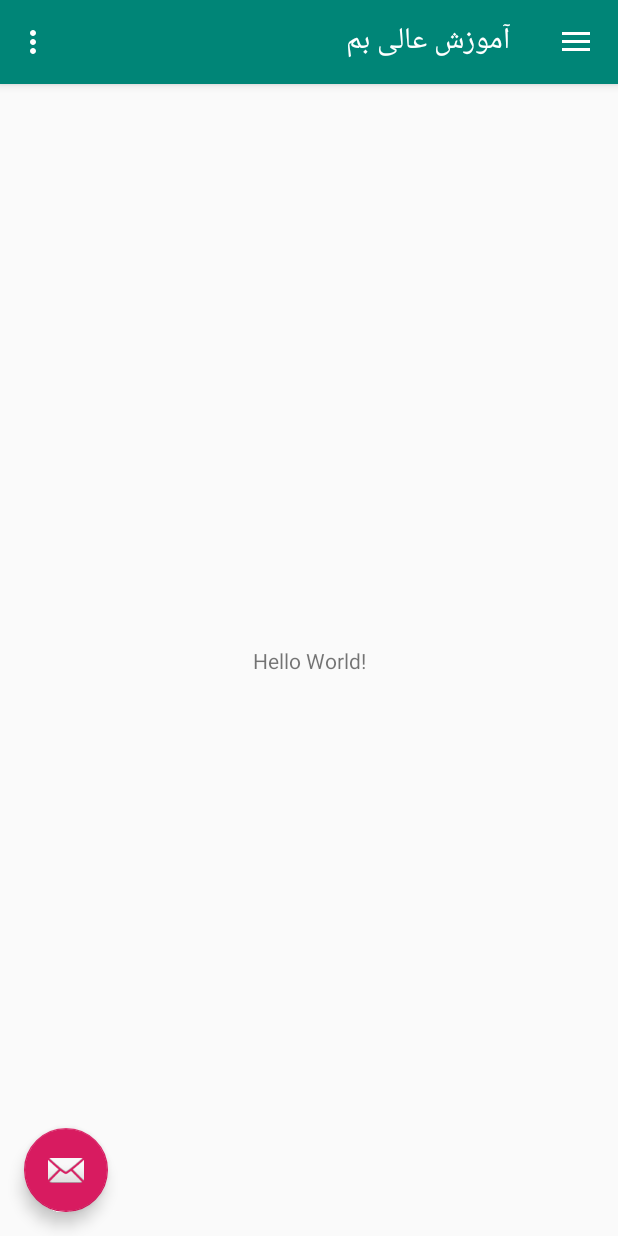
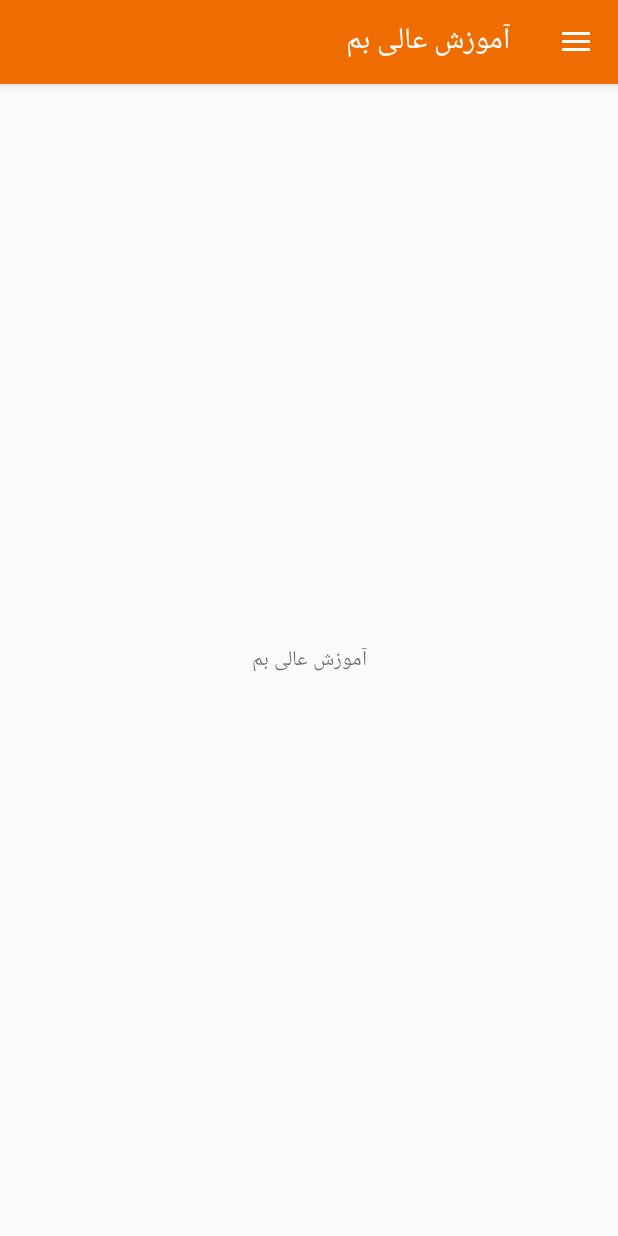
Before and after one commit to rohanimorteza/HigherEducationBamContentProjct, an Android app: the screen it shows after launch (MainActivity), on a phone screen of 412 x 824 dp. Run offline under Robolectric (Android 15) with nearby library versions, the phone set to English and light mode, and no system bars.

Commit message:
003 comment some menus

```diff
--- a/app/src/main/java/com/example/myhighereducationofcomplexbam002/MainActivity.java
+++ b/app/src/main/java/com/example/myhighereducationofcomplexbam002/MainActivity.java
@@ -27,7 +27,7 @@ public class MainActivity extends AppCompatActivity
 
         Toolbar toolbar = (Toolbar) findViewById(R.id.toolbar);
         setSupportActionBar(toolbar);
-
+/*
         FloatingActionButton fab = (FloatingActionButton) findViewById(R.id.fab);
         fab.setOnClickListener(new View.OnClickListener() {
             @Override
@@ -36,7 +36,7 @@ public class MainActivity extends AppCompatActivity
                         .setAction("Action", null).show();
             }
         });
-
+*/
         DrawerLayout drawer = (DrawerLayout) findViewById(R.id.drawer_layout);
         ActionBarDrawerToggle toggle = new ActionBarDrawerToggle(
                 this, drawer, toolbar, R.string.navigation_drawer_open, R.string.navigation_drawer_close);
@@ -56,7 +56,7 @@ public class MainActivity extends AppCompatActivity
             super.onBackPressed();
         }
     }
-
+/*
     @Override
     public boolean onCreateOptionsMenu(Menu menu) {
         // Inflate the menu; this adds items to the action bar if it is present.
@@ -78,27 +78,29 @@ public class MainActivity extends AppCompatActivity
 
         return super.onOptionsItemSelected(item);
     }
-
+*/
     @SuppressWarnings("StatementWithEmptyBody")
     @Override
     public boolean onNavigationItemSelected(MenuItem item) {
         // Handle navigation view item clicks here.
         int id = item.getItemId();
 
-        if (id == R.id.nav_camera) {
+        if (id == R.id.nav_manage) {
             // Handle the camera action
-        } else if (id == R.id.nav_gallery) {
+        }
+        /*
+        else if (id == R.id.nav_gallery) {
 
         } else if (id == R.id.nav_slideshow) {
 
-        } else if (id == R.id.nav_manage) {
+        } else if (id == R.id.) {
 
         } else if (id == R.id.nav_share) {
 
         } else if (id == R.id.nav_send) {
 
         }
-
+*/
         DrawerLayout drawer = (DrawerLayout) findViewById(R.id.drawer_layout);
         drawer.closeDrawer(GravityCompat.START);
         return true;
--- a/app/src/main/res/layout/activity_main.xml
+++ b/app/src/main/res/layout/activity_main.xml
@@ -1,5 +1,7 @@
 <?xml version="1.0" encoding="utf-8"?>
-<android.support.v4.widget.DrawerLayout xmlns:android="http://schemas.android.com/apk/res/android"
+<android.support.v4.widget.DrawerLayout
+
+    xmlns:android="http://schemas.android.com/apk/res/android"
     xmlns:app="http://schemas.android.com/apk/res-auto"
     xmlns:tools="http://schemas.android.com/tools"
     android:id="@+id/drawer_layout"
--- a/app/src/main/res/layout/content_main.xml
+++ b/app/src/main/res/layout/content_main.xml
@@ -11,7 +11,7 @@
     <TextView
         android:layout_width="wrap_content"
         android:layout_height="wrap_content"
-        android:text="Hello World!"
+        android:text="آموزش عالی بم"
         app:layout_constraintBottom_toBottomOf="parent"
         app:layout_constraintLeft_toLeftOf="parent"
         app:layout_constraintRight_toRightOf="parent"
--- a/app/src/main/res/menu/activity_main_drawer.xml
+++ b/app/src/main/res/menu/activity_main_drawer.xml
@@ -4,6 +4,8 @@
     tools:showIn="navigation_view">
 
     <group android:checkableBehavior="single">
+
+        <!--
         <item
             android:id="@+id/nav_camera"
             android:icon="@drawable/ic_menu_camera"
@@ -16,14 +18,17 @@
             android:id="@+id/nav_slideshow"
             android:icon="@drawable/ic_menu_slideshow"
             android:title="Slideshow" />
+        -->
         <item
             android:id="@+id/nav_manage"
             android:icon="@drawable/ic_menu_manage"
-            android:title="Tools" />
+            android:title="تنظیمات" />
+
     </group>
 
     <item android:title="Communicate">
         <menu>
+            <!--
             <item
                 android:id="@+id/nav_share"
                 android:icon="@drawable/ic_menu_share"
@@ -32,6 +37,7 @@
                 android:id="@+id/nav_send"
                 android:icon="@drawable/ic_menu_send"
                 android:title="Send" />
+            -->
         </menu>
     </item>
 
--- a/app/src/main/res/values/colors.xml
+++ b/app/src/main/res/values/colors.xml
@@ -1,6 +1,6 @@
 <?xml version="1.0" encoding="utf-8"?>
 <resources>
-    <color name="colorPrimary">#008577</color>
-    <color name="colorPrimaryDark">#00574B</color>
+    <color name="colorPrimary">#ef6c00</color>
+    <color name="colorPrimaryDark">#ef6c00</color>
     <color name="colorAccent">#D81B60</color>
 </resources>
```
Also changed, not shown: app/src/main/res/layout/app_bar_main.xml (+4 -3 lines).
